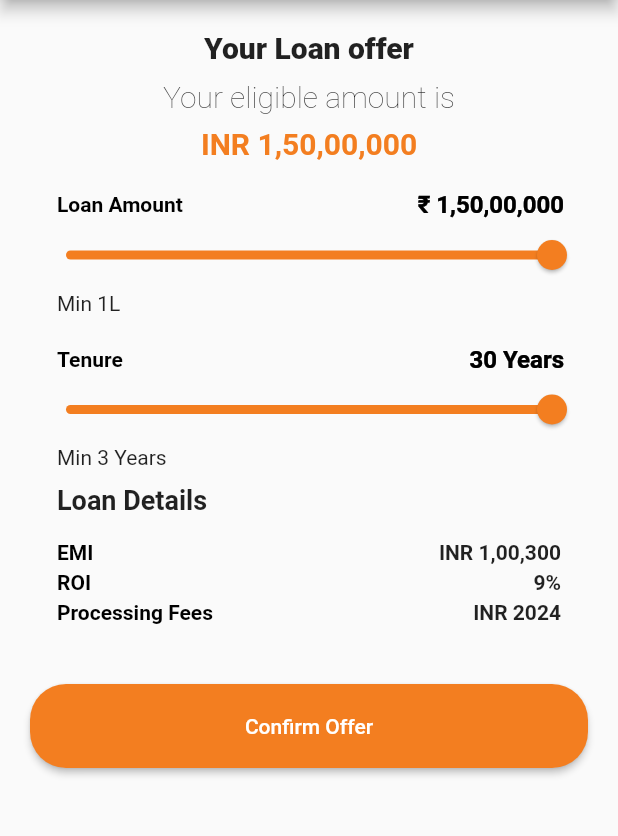
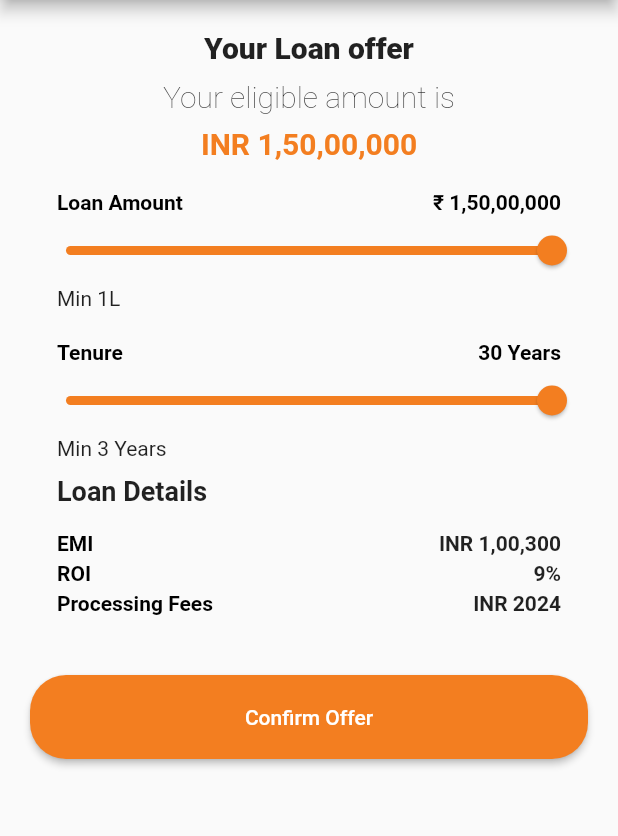
Before and after one commit to vaibhav7779/sar-hl, a Flutter app: the FinalOffer screen opened directly, on a phone screen of 412 x 824 dp, the part 84-920 px from its top. Run offline on Flutter 3.47's test engine with Material 2 defaults, Android fonts, the phone set to English and light mode, and no system bars; our stand-ins replace otp_text_field, step_progress_indicator.

Commit message:
Bug Fixing

```diff
--- a/lib/components/finalOffer.dart
+++ b/lib/components/finalOffer.dart
@@ -110,25 +110,38 @@ class _FinalOfferState extends State<FinalOffer> {
                         ),
                       )),
                       Expanded(
-                          child: ShaderMask(
-                            shaderCallback: (bounds) => const LinearGradient(
-                              colors: [Color(0xff000000), Color(0xff000000)],
-                            ).createShader(bounds),
                           child: Padding(
-                              padding: const EdgeInsets.only(right: 16.0),
+                        padding: EdgeInsets.only(right: 18.0),
                         child: Align(
-                                alignment: Alignment.bottomRight,
+                          alignment: Alignment.centerRight,
                           child: Text(
                             format.format(amount),
-                                  style: const TextStyle(
-                                    fontSize: 16.0,
-                                    color: Colors.white,
+                            style: TextStyle(
                                 fontWeight: FontWeight.bold,
-                                  ),
-                                ),
+                                color: Color(0xff000000)),
                           ),
                         ),
                       )),
+                      // Expanded(
+                      //     child: ShaderMask(
+                      //       shaderCallback: (bounds) => const LinearGradient(
+                      //         colors: [Color(0xff000000), Color(0xff000000)],
+                      //       ).createShader(bounds),
+                      //       child: Padding(
+                      //         padding: const EdgeInsets.only(right: 16.0),
+                      //         child: Align(
+                      //           alignment: Alignment.bottomRight,
+                      //           child: Text(
+                      //             format.format(amount),
+                      //             style: const TextStyle(
+                      //               fontSize: 16.0,
+                      //               color: Colors.white,
+                      //               fontWeight: FontWeight.bold,
+                      //             ),
+                      //           ),
+                      //         ),
+                      //       ),
+                      //     )),
                     ],
                   ),
                   Slider(
@@ -164,28 +177,41 @@ class _FinalOfferState extends State<FinalOffer> {
                               color: Color(0xff000000)),
                         ),
                       )),
-
                       Expanded(
-                          child: ShaderMask(
-                            shaderCallback: (bounds) => const LinearGradient(
-                              colors: [Color(0xff000000), Color(0xff000000)],
-                            ).createShader(bounds),
-                            child: Padding(
-                              padding: const EdgeInsets.only(right: 16.0),
+                          child: const Padding(
+                        padding: EdgeInsets.only(right: 18.0),
                         child: Align(
-                                alignment: Alignment.bottomRight,
+                          alignment: Alignment.centerRight,
                           child: Text(
                             "30 Years",
-                                  // format.format(amount),
-                                  style: const TextStyle(
-                                    fontSize: 16.0,
-                                    color: Colors.white,
+                            style: TextStyle(
                                 fontWeight: FontWeight.bold,
-                                  ),
-                                ),
+                                color: Color(0xff000000)),
                           ),
                         ),
                       )),
+
+                      // Expanded(
+                      //     child: ShaderMask(
+                      //   shaderCallback: (bounds) => const LinearGradient(
+                      //     colors: [Color(0xff000000), Color(0xff000000)],
+                      //   ).createShader(bounds),
+                      //   child: Padding(
+                      //     padding: const EdgeInsets.only(right: 16.0),
+                      //     child: Align(
+                      //       alignment: Alignment.bottomRight,
+                      //       child: Text(
+                      //         "30 Years",
+                      //         // format.format(amount),
+                      //         style: const TextStyle(
+                      //           fontSize: 16.0,
+                      //           color: Colors.white,
+                      //           fontWeight: FontWeight.bold,
+                      //         ),
+                      //       ),
+                      //     ),
+                      //   ),
+                      // )),
 
                       // Expanded(
                       //     child: ConstrainedBox(
```
Also changed, not shown: lib/components/approval.dart (+53 -23 lines). Lines whose indentation alone changed are shown as unchanged.
